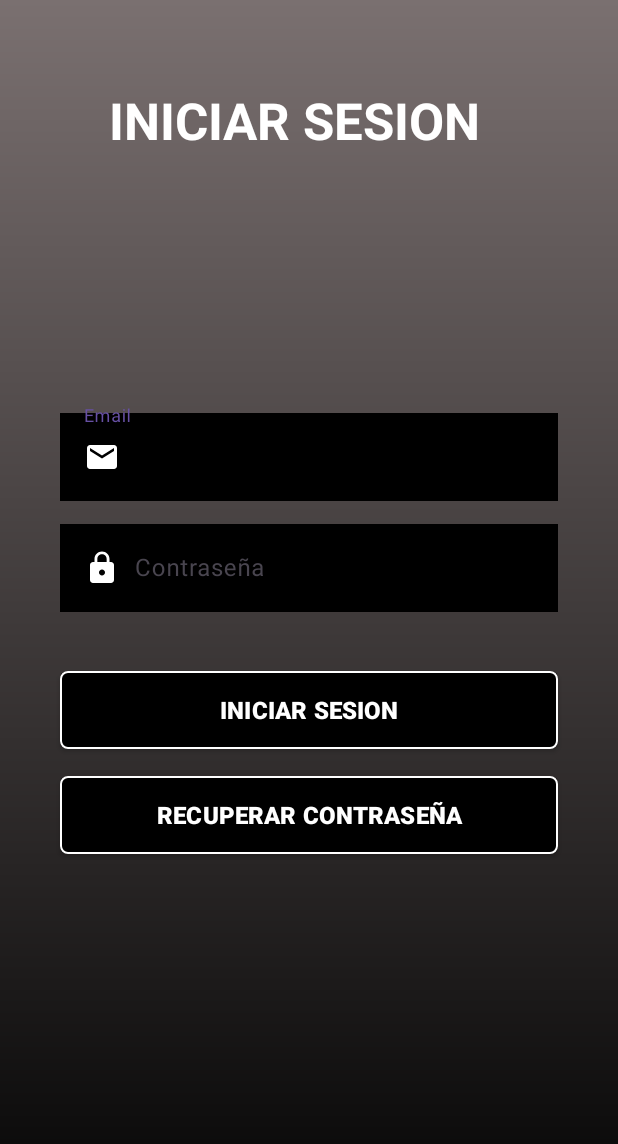
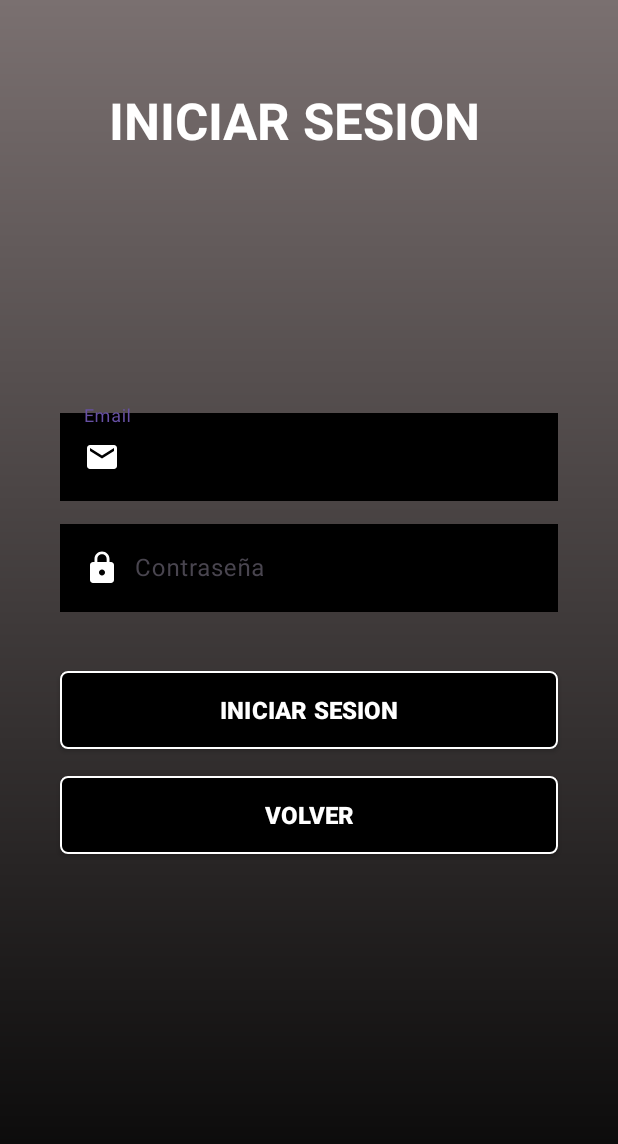
Before and after one commit to MarcoGarciaa/Proyectopractica, an Android app: the loginActivity screen opened directly, with no data from a screen before it, on a phone screen of 412 x 824 dp. Shown: the top 1144 px of the screen. Run offline under Robolectric (Android 15) with nearby library versions, the phone set to English and light mode, and no system bars.

Commit message:
Initial commit

```diff
--- a/app/build.gradle.kts
+++ b/app/build.gradle.kts
@@ -1,6 +1,7 @@
 plugins {
     id("com.android.application")
     id("org.jetbrains.kotlin.android")
+    id("com.google.gms.google-services")
 }
 
 android {
@@ -41,6 +42,8 @@ dependencies {
     implementation("androidx.appcompat:appcompat:1.6.1")
     implementation("com.google.android.material:material:1.11.0")
     implementation("androidx.constraintlayout:constraintlayout:2.1.4")
+    implementation(platform("com.google.firebase:firebase-bom:32.7.2"))
+    implementation("com.google.firebase:firebase-analytics")
     implementation ("com.squareup.retrofit2:retrofit:2.9.0")
     implementation ("com.squareup.retrofit2:converter-gson:2.9.0")
     implementation ("com.squareup.okhttp3:okhttp:4.9.1")
--- a/app/src/main/java/com/example/proyectoprctica/CustomAdapter.kt
+++ b/app/src/main/java/com/example/proyectoprctica/CustomAdapter.kt
@@ -18,6 +18,7 @@ import androidx.recyclerview.widget.RecyclerView
 
 class CustomAdapter(private val context: Context, private val images: List<Int>) :
     RecyclerView.Adapter<CustomAdapter.ViewHolder>() {
+
 
     override fun onCreateViewHolder(viewGroup: ViewGroup, viewType: Int): ViewHolder {
         //INFLAMOS LO QUE SERA EL ELEMENTO DEL RECYCLEVIEW
--- a/app/src/main/java/com/example/proyectoprctica/MainActivity.kt
+++ b/app/src/main/java/com/example/proyectoprctica/MainActivity.kt
@@ -13,6 +13,7 @@ class MainActivity : AppCompatActivity() {
     private lateinit var recyclerView: RecyclerView
     private lateinit var adapter: CustomAdapter
     private lateinit var btnIniciarSesion: Button
+
     override fun onCreate(savedInstanceState: Bundle?) {
 
         super.onCreate(savedInstanceState)
--- a/app/src/main/java/com/example/proyectoprctica/MyApiService.kt
+++ b/app/src/main/java/com/example/proyectoprctica/MyApiService.kt
@@ -4,7 +4,7 @@ import okhttp3.*
 import org.json.JSONObject
 import java.io.IOException
 
-
+/*
 
 private val client = OkHttpClient()
 
@@ -89,3 +89,7 @@ fun fetchMovieDetails(movieId: Int) {
     }
 
     // Ejemplo de uso de la función
+
+
+
+      */
--- a/app/src/main/java/com/example/proyectoprctica/loginActivity.kt
+++ b/app/src/main/java/com/example/proyectoprctica/loginActivity.kt
@@ -1,20 +1,48 @@
 package com.example.proyectoprctica
 
+import android.annotation.SuppressLint
 import android.content.Intent
 import android.os.Bundle
 import android.view.View
 import android.widget.Button
+import android.widget.EditText
+import android.widget.TextView
 import androidx.appcompat.app.AppCompatActivity
+import com.google.firebase.Firebase
+
 
 class loginActivity  : AppCompatActivity() {
+    //VARIABLES
+    private lateinit var Email : EditText
+    private lateinit var Password : EditText
     private lateinit var btnIniciarSesion: Button
+    private lateinit var btnCrearCuenta: Button
+    private lateinit var btnVolver: Button
+    private lateinit var textViewWarning: TextView
+    //private lateinit var auth: FirebaseAuth
+    //private lateinit var auth: FirebaseAuth
+
+
+
+    @SuppressLint("MissingInflatedId")
     override fun onCreate(savedInstanceState: Bundle?) {
         super.onCreate(savedInstanceState)
         setContentView(R.layout.activity_login)
+
+        Email = findViewById(R.id.editTextEmail)
+        Password = findViewById(R.id.editTextPassword)
         btnIniciarSesion = findViewById(R.id.btnIniciarSesion)
+        btnCrearCuenta = findViewById(R.id.btnIniciarSesion)
+        btnVolver = findViewById(R.id.btnVolver)
+
+        //auth = Firebase.auth
 
         btnIniciarSesion.setOnClickListener(View.OnClickListener {
             val intent = Intent(this, PpalActivity::class.java)
+            startActivity(intent)
+        })
+        btnVolver.setOnClickListener(View.OnClickListener {
+            val intent = Intent(this, MainActivity::class.java)
             startActivity(intent)
         })
 
--- a/app/src/main/res/layout/activity_login.xml
+++ b/app/src/main/res/layout/activity_login.xml
@@ -117,7 +117,7 @@
 
         <!--BUTON SIGN IN-->
         <Button
-            android:id="@+id/btnCrearCuenta"
+            android:id="@+id/btnVolver"
             style="?attr/materialButtonOutlinedStyle"
             android:layout_width="match_parent"
             android:layout_height="60dp"
@@ -126,7 +126,7 @@
             android:layout_marginEnd="40dp"
             android:backgroundTint="@color/black"
             android:elevation="2dp"
-            android:text="RECUPERAR CONTRASEÑA"
+            android:text="VOLVER"
             android:textColor="@color/white"
             android:textSize="16sp"
             android:textStyle="bold"
--- a/build.gradle.kts
+++ b/build.gradle.kts
@@ -2,4 +2,5 @@
 plugins {
     id("com.android.application") version "8.2.1" apply false
     id("org.jetbrains.kotlin.android") version "1.9.22" apply false
+    id("com.google.gms.google-services") version "4.4.1" apply false
 }
```
Also changed, not shown: 1 other file.
